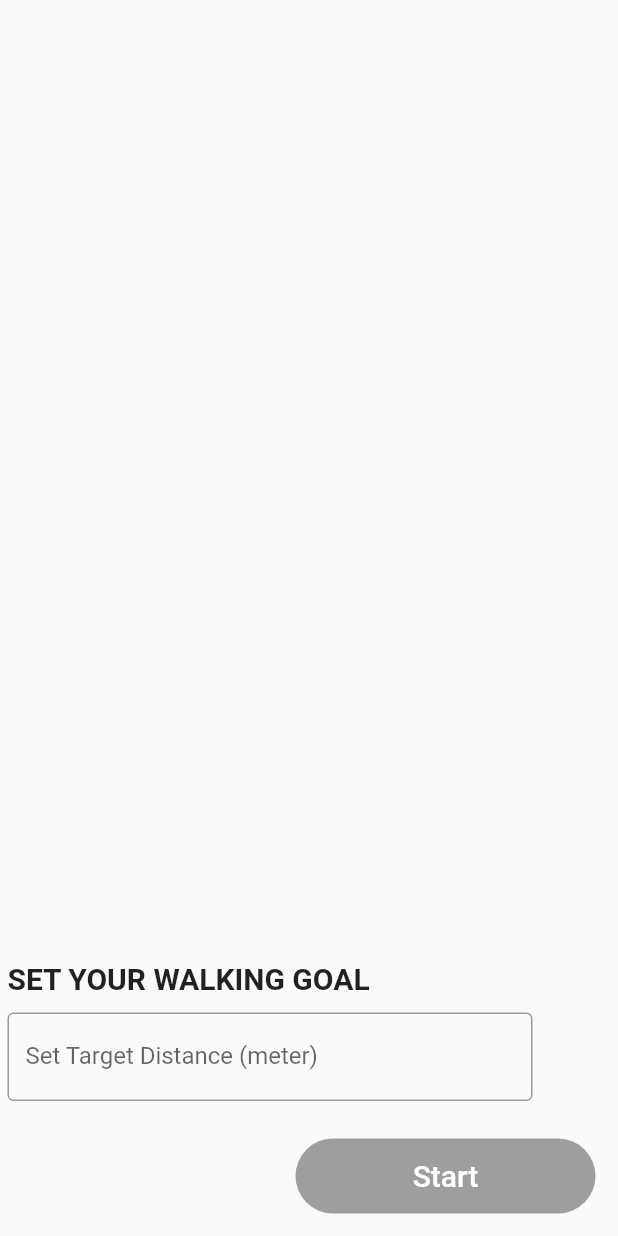
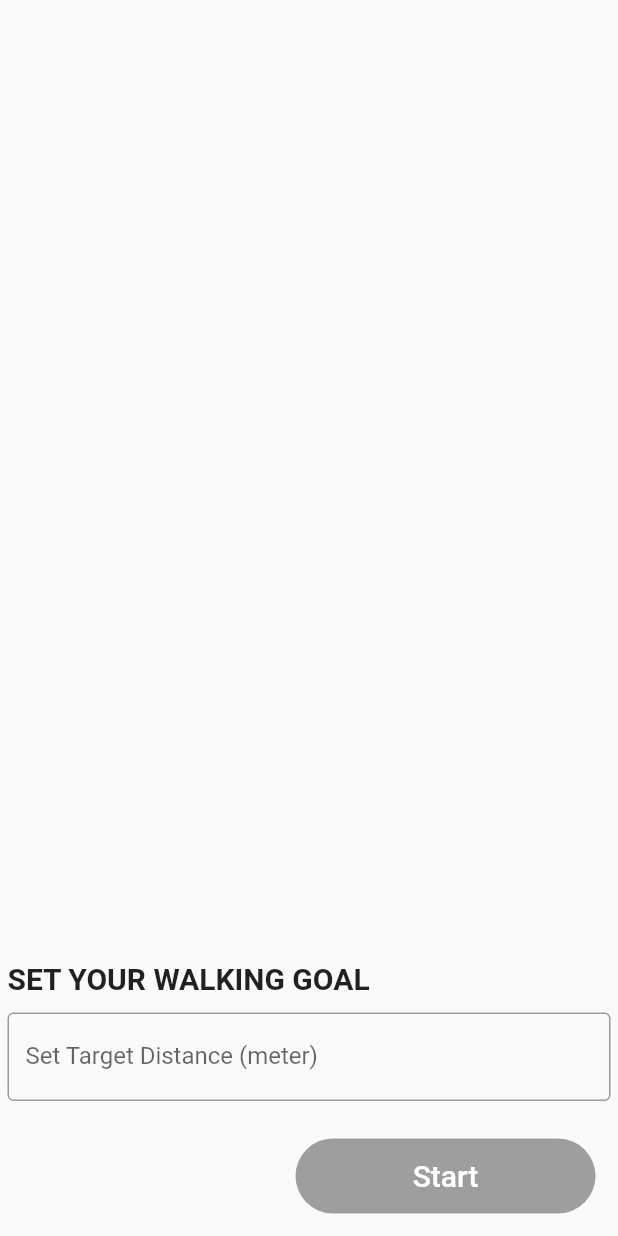
Before and after one commit to mahbubmunna/walkdistancetracker, a Flutter app: the screen it shows after launch, on a phone screen of 412 x 824 dp. Run offline on Flutter 3.47's test engine with Material 2 defaults, Android fonts, the phone set to English and light mode, and no system bars; our stand-ins replace location; missing offline and left inert: geoflutterfire; accounts and stored records are empty.

```diff
--- a/lib/main.dart
+++ b/lib/main.dart
@@ -1,8 +1,5 @@
 import 'package:flutter/material.dart';
-import 'package:walkdistancetracker/datamodels/location_model.dart';
-import 'package:walkdistancetracker/services/location_service.dart';
 import 'package:walkdistancetracker/views/home_screen.dart';
-import 'package:provider/provider.dart';
 
 void main() => runApp(MyApp());
 
@@ -15,13 +12,10 @@ class MyApp extends StatefulWidget {
 class _MyAppState extends State<MyApp> {
   @override
   Widget build(BuildContext context) {
-    return StreamProvider<UserLocation>(
-      builder: (context) => LocationService().locationStream,
-      child: MaterialApp(
-        debugShowCheckedModeBanner: false,
-        title: 'Flutter Demo',
-        home: HomeScreen(),
-      ),
+    return MaterialApp(
+      debugShowCheckedModeBanner: false,
+      title: 'Flutter Demo',
+      home: HomeScreen(),
     );
   }
 }
--- a/lib/views/home_screen.dart
+++ b/lib/views/home_screen.dart
@@ -1,3 +1,4 @@
+import 'package:flutter/cupertino.dart';
 import 'package:flutter/material.dart';
 import 'package:location/location.dart';
 import 'tracking_screen.dart';
@@ -75,9 +76,9 @@ class _BodyState extends State<Body> {
             )),
         Positioned(
             bottom: 90,
-            left: 5,
             child: Container(
-              width: 350,
+              padding: EdgeInsets.only(left: 5, right: 5),
+              width: MediaQuery.of(context).size.width,
               child: TextField(
                 onChanged: (text) {
                   setState(() {
--- a/pubspec.yaml
+++ b/pubspec.yaml
@@ -19,7 +19,7 @@ environment:
 dependencies:
   flutter:
     sdk: flutter
-  provider:
+
   location: ^2.3.5
   geoflutterfire: ^2.0.3+5
   cloud_firestore: ^0.12.9+6
```
Also changed, not shown: lib/views/tracking_screen.dart (+48 -6 lines), pubspec.lock.
